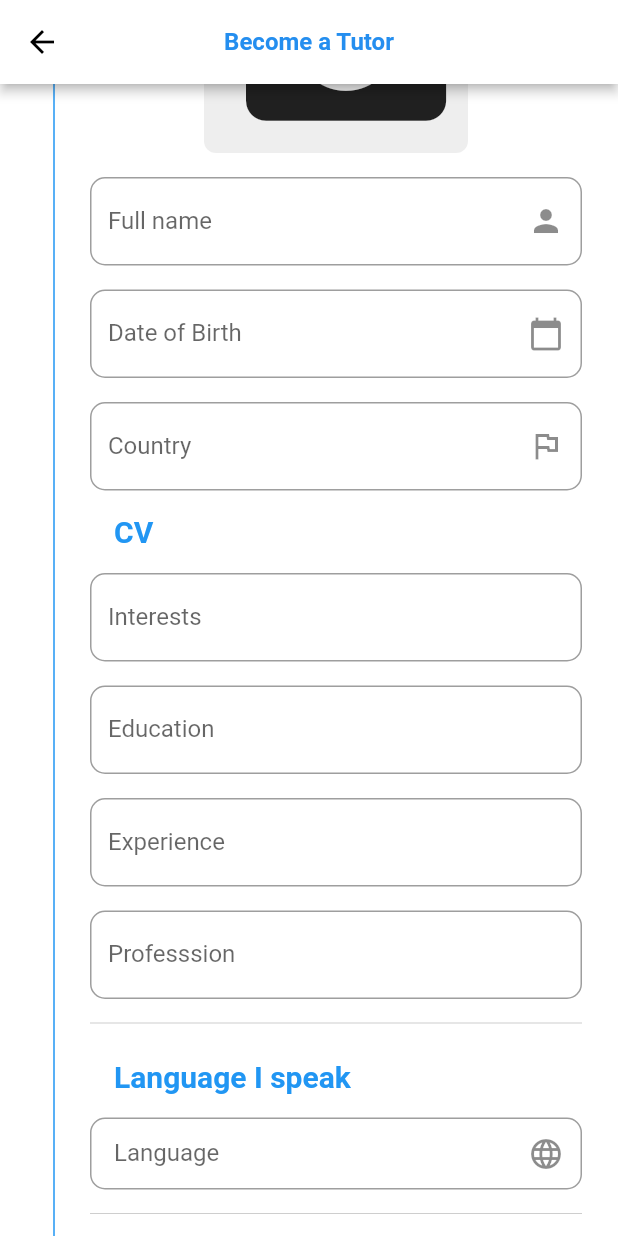
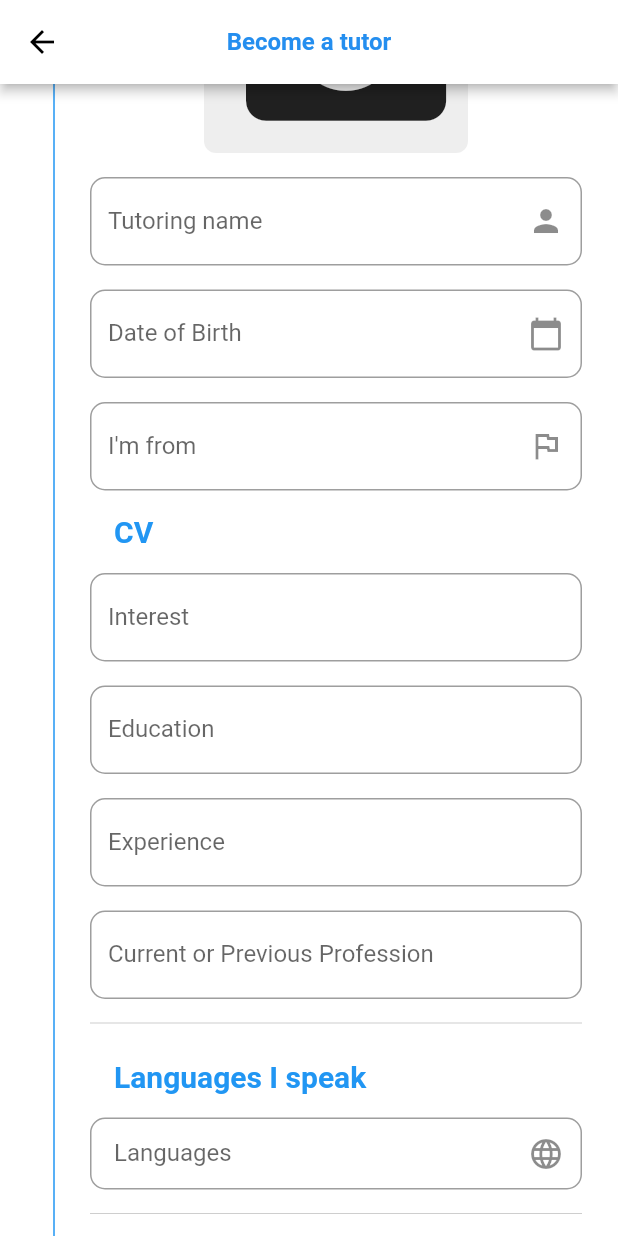
Before and after one commit to luong07734/lettutor, a Flutter app: the RegisterStepper screen opened by its route, scrolled down 576 dp, on a phone screen of 412 x 824 dp. Run offline on Flutter 3.47's test engine with Material 2 defaults, Android fonts, the phone set to English and light mode, and no system bars; our stand-ins replace chewie, country_picker, curved_navigation_bar, firebase_core, flutter_advanced_drawer, flutter_dotenv and 10 more; missing offline and left inert: dart_openai, flutter_facebook_auth, jitsi_meet_wrapper, multiselect, syncfusion_flutter_pdfviewer; accounts and stored records are empty; generated files the repository leaves out were written again.

Commit message:
localization for register form

```diff
--- a/lib/view/screens/tutor_register/stepper.dart
+++ b/lib/view/screens/tutor_register/stepper.dart
@@ -14,6 +14,7 @@ import 'package:lettutor/view/widgets/view_items/textfields/date_picker_textfiel
 import 'package:lettutor/view/widgets/view_items/textfields/language_picker_textfiled.dart';
 import 'package:lettutor/view/widgets/view_items/textfields/paragraph_textfield.dart';
 import 'package:video_player/video_player.dart';
+import 'package:flutter_gen/gen_l10n/app_localization.dart';
 
 class RegisterStepper extends StatefulWidget {
   @override
@@ -102,11 +103,14 @@ class _RegisterStepperState extends State<RegisterStepper> {
   Widget build(BuildContext context) {
     return Scaffold(
       appBar: AppBar(
-        title: const Text('Become a Tutor'),
+        title: Text(AppLocalizations.of(context)!.becomeATutor),
         centerTitle: true,
         elevation: 3,
       ),
       body: Stepper(
+        controlsBuilder: (context, controller) {
+          return const SizedBox.shrink();
+        },
         currentStep: _currentStep,
         onStepTapped: (index) {
           setState(() {
@@ -133,8 +137,8 @@ class _RegisterStepperState extends State<RegisterStepper> {
         },
         steps: [
           Step(
-            title: const Text(
-              'Complete profile',
+            title: Text(
+              AppLocalizations.of(context)!.completeProfile,
               style: TextStyle(
                 fontSize: 18.0,
                 fontWeight: FontWeight.bold,
@@ -144,10 +148,9 @@ class _RegisterStepperState extends State<RegisterStepper> {
             content: Column(
               crossAxisAlignment: CrossAxisAlignment.start,
               children: [
-                const ProfileTitle(text: "Set up your tutor profile"),
-                const ProfileDescription(
-                    text:
-                        "You tutor profile is your chance to market yourself to students on Lettutor. You can make edits later on your profile settings page.\n\nNew students may browse tutor profiles to find a tutor that fits their learning goals and personality. Returning students may use the tutor profiles to find tutors they've had great experiences with already."),
+                ProfileTitle(text: AppLocalizations.of(context)!.setUpProfile),
+                ProfileDescription(
+                    text: AppLocalizations.of(context)!.step1Description),
                 const SizedBox(
                   height: 10,
                 ),
@@ -155,11 +158,11 @@ class _RegisterStepperState extends State<RegisterStepper> {
                   thickness: 0.5,
                   color: Colors.grey[400],
                 ),
-                const ProfileTitle(text: "Basic Info"),
+                ProfileTitle(text: AppLocalizations.of(context)!.basicInfo),
                 Padding(
                   padding: const EdgeInsets.symmetric(horizontal: 8.0),
                   child: Text(
-                    'Please upload your professional photo.',
+                    AppLocalizations.of(context)!.pleaseUploadPhoto,
                     style: TextStyle(
                       fontSize: 16.0,
                       color: ColorsManager.primaryColor,
@@ -193,7 +196,7 @@ class _RegisterStepperState extends State<RegisterStepper> {
                       ),
                 const SizedBox(height: 16),
                 FormTextField(
-                  title: "Full name",
+                  title: AppLocalizations.of(context)!.tutoringName,
                   icon: Icons.person,
                   controller: _fullnameController,
                   hint: "Enter your full name",
@@ -201,34 +204,34 @@ class _RegisterStepperState extends State<RegisterStepper> {
                 ),
                 const SizedBox(height: 16),
                 DatePickerFormField(
-                  title: 'Date of Birth',
+                  title: AppLocalizations.of(context)!.dob,
                   controller: _doBController,
                   hint: "Select your birthday",
                 ),
                 const SizedBox(height: 16),
                 FlagTextFormField(
-                  title: "Country",
+                  title: AppLocalizations.of(context)!.imFrom,
                   controller: _countryController,
                   hint: "Select your country",
                 ),
                 const ProfileTitle(text: "CV"),
                 ParagraphTextField(
-                    title: "Interests",
+                    title: AppLocalizations.of(context)!.interest,
                     controller: _interestController,
                     hint: "Interests, hobbies, ..."),
                 const SizedBox(height: 16),
                 ParagraphTextField(
-                    title: "Education",
+                    title: AppLocalizations.of(context)!.educationTutor,
                     controller: _educationController,
                     hint: "Enter your Education"),
                 const SizedBox(height: 16),
                 ParagraphTextField(
-                    title: "Experience",
+                    title: AppLocalizations.of(context)!.experienceTutor,
                     controller: _experienceController,
                     hint: "Enter your Experience"),
                 const SizedBox(height: 16),
                 ParagraphTextField(
-                    title: "Professsion",
+                    title: AppLocalizations.of(context)!.professionTutor,
                     controller: _professionController,
                     hint: "Current or Previous"),
                 const SizedBox(height: 8),
@@ -236,11 +239,12 @@ class _RegisterStepperState extends State<RegisterStepper> {
                   thickness: 0.5,
                   color: Colors.grey[400],
                 ),
-                const ProfileTitle(text: "Language I speak"),
+                ProfileTitle(
+                    text: AppLocalizations.of(context)!.languageISpeak),
                 LanguageFormField(
                   languages: _languages,
                   icon: Icons.language,
-                  label: "Language",
+                  label: AppLocalizations.of(context)!.languages,
                   onSelectedLanguagesChanged: (languages) {
                     setState(() {
                       _selectedLanguages =
@@ -253,12 +257,12 @@ class _RegisterStepperState extends State<RegisterStepper> {
                   thickness: 0.5,
                   color: Colors.grey[400],
                 ),
-                const ProfileTitle(text: "Who I teach"),
+                ProfileTitle(text: AppLocalizations.of(context)!.whoITeach),
                 ParagraphTextField(
-                    title: "Introduction",
+                    title: AppLocalizations.of(context)!.introduction,
                     controller: _introductionController,
                     hint: "Example: I was a teacher ..."),
-                const ProfileTitle(text: "My specialities are"),
+                ProfileTitle(text: AppLocalizations.of(context)!.mySpecialties),
                 LanguageFormField(
                   languages: _specialities,
                   icon: Icons.bookmark,
@@ -270,8 +274,7 @@ class _RegisterStepperState extends State<RegisterStepper> {
                     });
                   },
                 ),
-                const ProfileTitle(
-                    text: "I am best at teaching students who are"),
+                ProfileTitle(text: AppLocalizations.of(context)!.iAmBest),
                 Column(
                   children: [
                     RadioListTile(
@@ -311,8 +314,8 @@ class _RegisterStepperState extends State<RegisterStepper> {
           ),
           Step(
             isActive: true,
-            title: const Text(
-              'Video Introduction',
+            title: Text(
+              AppLocalizations.of(context)!.introductionVideo,
               style: TextStyle(
                 fontSize: 18.0,
                 fontWeight: FontWeight.bold,
@@ -321,10 +324,10 @@ class _RegisterStepperState extends State<RegisterStepper> {
             content: Column(
               crossAxisAlignment: CrossAxisAlignment.start,
               children: [
-                const ProfileTitle(text: "Introduce yourself"),
-                const ProfileDescription(
-                    text:
-                        "Let students know what they can expect from a lesson with you by recording a video highlighting your teaching style, expertise and personality. Students can be nervous to speak with a foreigner, so it really helps to have a friendly video that introduces yourself and invites students to call you."),
+                ProfileTitle(
+                    text: AppLocalizations.of(context)!.introduceYourself),
+                ProfileDescription(
+                    text: AppLocalizations.of(context)!.letStudentKnow),
                 const SizedBox(
                   height: 10,
                 ),
@@ -332,15 +335,16 @@ class _RegisterStepperState extends State<RegisterStepper> {
                   thickness: 0.5,
                   color: Colors.grey[400],
                 ),
-                const ProfileTitle(text: "Introduction video"),
+                ProfileTitle(
+                    text: AppLocalizations.of(context)!.introductionVideo),
                 Padding(
                   padding: const EdgeInsets.symmetric(horizontal: 8.0),
                   child: Container(
                     width: double.infinity,
                     color: Colors.blue,
                     padding: const EdgeInsets.all(16.0),
-                    child: const Text(
-                      'A few useful tips:\n1. Find a clean and quiet space\n2.Smile and look at the camera\n3. Dress smart\n4. Speak for 1-3 minutes\n5. Brand yourself and have fun',
+                    child: Text(
+                      AppLocalizations.of(context)!.usefulTips,
                       style: TextStyle(color: Colors.white),
                     ),
                   ),
@@ -357,8 +361,8 @@ class _RegisterStepperState extends State<RegisterStepper> {
                         )
                       : Container()
                 else
-                  const Text(
-                    "Click on Pick Video to select video",
+                  Text(
+                    AppLocalizations.of(context)!.clickOnPickVideo,
                     style: TextStyle(fontSize: 18.0),
                   ),
                 const SizedBox(
@@ -368,14 +372,14 @@ class _RegisterStepperState extends State<RegisterStepper> {
                   onPressed: () {
                     _pickVideo();
                   },
-                  child: const Text("Pick Video From Gallery"),
+                  child: Text(AppLocalizations.of(context)!.chooseVideo),
                 ),
               ],
             ),
           ),
           Step(
-            title: const Text(
-              'Approval',
+            title: Text(
+              AppLocalizations.of(context)!.approval,
               style: TextStyle(
                 fontSize: 18.0,
                 fontWeight: FontWeight.bold,
@@ -388,8 +392,8 @@ class _RegisterStepperState extends State<RegisterStepper> {
                 Image.asset(
                   AssetsManager.doneImage,
                 ),
-                const Text(
-                  "You have done all the steps\n Pleasse, wait for the operator's approval",
+                Text(
+                  AppLocalizations.of(context)!.submitForm,
                   style: TextStyle(fontSize: 14.0, fontWeight: FontWeight.bold),
                   textAlign: TextAlign.center,
                 ),
@@ -432,7 +436,7 @@ class _RegisterStepperState extends State<RegisterStepper> {
                       });
                     }
                   },
-                  child: const Text("Submit"),
+                  child: Text(AppLocalizations.of(context)!.submit),
                 ),
               ],
             ),
```
Also changed, not shown: lib/data/network/apis/become-tutor/become_tutor_api.dart (+3 -4 lines), lib/l10n/app_en.arb (+37 -1 lines), lib/l10n/app_vi.arb (+27 -1 lines), lib/ultilities/meeting.dart (+15 -11 lines).
